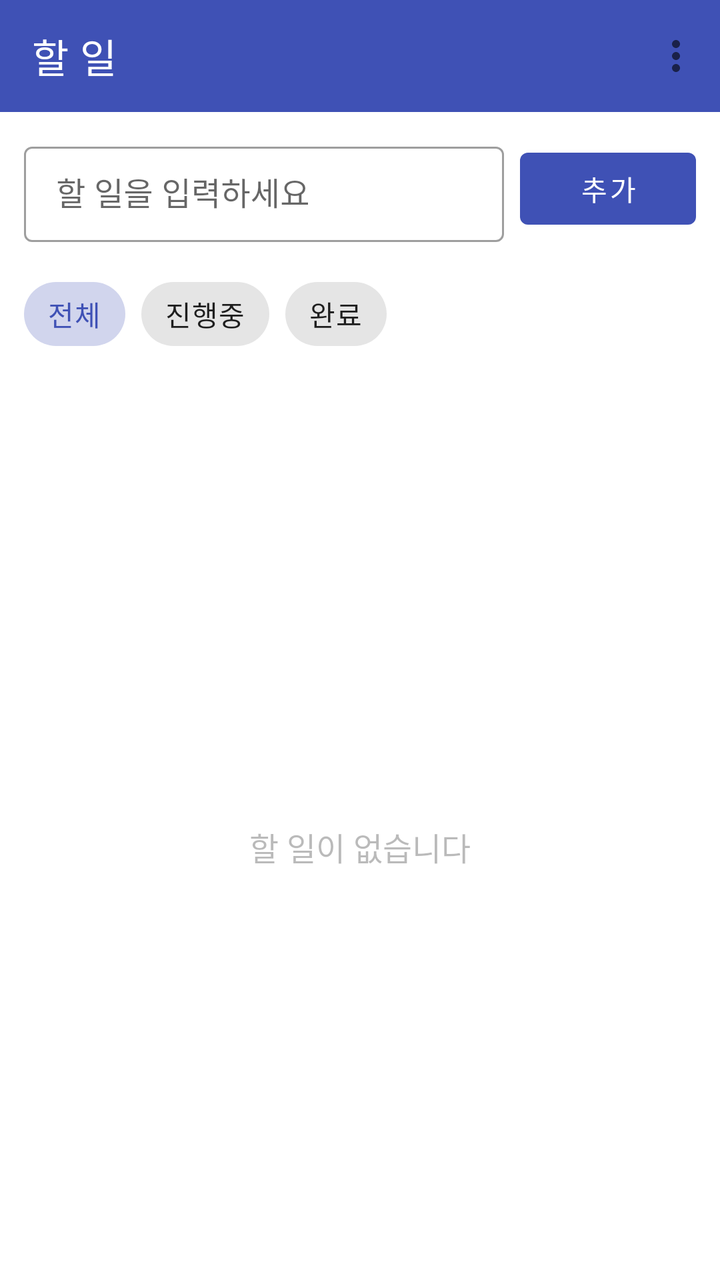
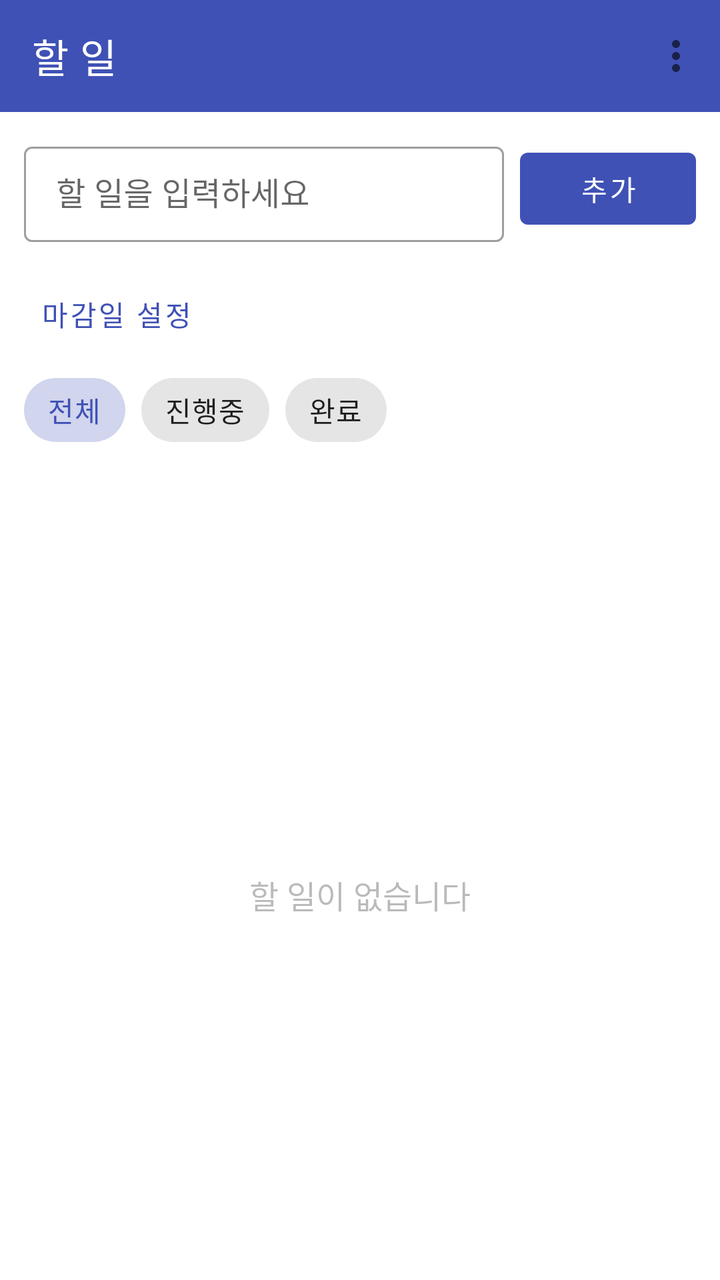

The first picture is an Android layout as it rendered before a commit; the second is the same layout after the commit. The layout source and the unified diff follow.
<!-- AndroidManifest.xml: application theme Theme.Todo -->
<!-- res/layout/activity_main.xml -->
<?xml version="1.0" encoding="utf-8"?>
<LinearLayout xmlns:android="http://schemas.android.com/apk/res/android"
    xmlns:app="http://schemas.android.com/apk/res-auto"
    android:layout_width="match_parent"
    android:layout_height="match_parent"
    android:orientation="vertical"
    android:fitsSystemWindows="true">

    <com.google.android.material.appbar.MaterialToolbar
        android:id="@+id/toolbar"
        android:layout_width="match_parent"
        android:layout_height="?attr/actionBarSize"
        android:background="@color/primary"
        app:title="@string/app_name"
        app:titleTextColor="@android:color/white"
        app:menu="@menu/main_menu" />

    <LinearLayout
        android:layout_width="match_parent"
        android:layout_height="wrap_content"
        android:orientation="horizontal"
        android:gravity="center_vertical"
        android:padding="12dp">

        <com.google.android.material.textfield.TextInputLayout
            android:layout_width="0dp"
            android:layout_height="wrap_content"
            android:layout_weight="1"
            style="@style/Widget.MaterialComponents.TextInputLayout.OutlinedBox.Dense"
            android:hint="@string/hint_new_task">

            <com.google.android.material.textfield.TextInputEditText
                android:id="@+id/input"
                android:layout_width="match_parent"
                android:layout_height="wrap_content"
                android:imeOptions="actionDone"
                android:inputType="textCapSentences"
                android:maxLines="1" />
        </com.google.android.material.textfield.TextInputLayout>

        <com.google.android.material.button.MaterialButton
            android:id="@+id/addButton"
            android:layout_width="wrap_content"
            android:layout_height="wrap_content"
            android:layout_marginStart="8dp"
            android:text="@string/add" />
    </LinearLayout>

    <com.google.android.material.chip.ChipGroup
        android:id="@+id/filterGroup"
        android:layout_width="match_parent"
        android:layout_height="wrap_content"
        android:paddingStart="12dp"
        android:paddingEnd="12dp"
        app:singleSelection="true"
        app:selectionRequired="true">

        <com.google.android.material.chip.Chip
            android:id="@+id/chipAll"
            style="@style/Widget.MaterialComponents.Chip.Choice"
            android:layout_width="wrap_content"
            android:layout_height="wrap_content"
            android:checked="true"
            android:text="@string/filter_all" />

        <com.google.android.material.chip.Chip
            android:id="@+id/chipActive"
            style="@style/Widget.MaterialComponents.Chip.Choice"
            android:layout_width="wrap_content"
            android:layout_height="wrap_content"
            android:text="@string/filter_active" />

        <com.google.android.material.chip.Chip
            android:id="@+id/chipDone"
            style="@style/Widget.MaterialComponents.Chip.Choice"
            android:layout_width="wrap_content"
            android:layout_height="wrap_content"
            android:text="@string/filter_done" />
    </com.google.android.material.chip.ChipGroup>

    <TextView
        android:id="@+id/summary"
        android:layout_width="match_parent"
        android:layout_height="wrap_content"
        android:paddingStart="16dp"
        android:paddingEnd="16dp"
        android:paddingTop="4dp"
        android:paddingBottom="4dp"
        android:textSize="13sp"
        android:alpha="0.7" />

    <FrameLayout
        android:layout_width="match_parent"
        android:layout_height="0dp"
        android:layout_weight="1">

        <androidx.recyclerview.widget.RecyclerView
            android:id="@+id/list"
            android:layout_width="match_parent"
            android:layout_height="match_parent"
            android:clipToPadding="false"
            android:paddingBottom="16dp" />

        <TextView
            android:id="@+id/empty"
            android:layout_width="wrap_content"
            android:layout_height="wrap_content"
            android:layout_gravity="center"
            android:alpha="0.5"
            android:text="@string/empty"
            android:textSize="16sp" />
    </FrameLayout>
</LinearLayout>
<!-- resources referenced by this layout -->
<resources>
  <color name="primary">#3F51B5</color>
  <string name="add">추가</string>
  <string name="app_name">할 일</string>
  <string name="empty">할 일이 없습니다</string>
  <string name="filter_active">진행중</string>
  <string name="filter_all">전체</string>
  <string name="filter_done">완료</string>
  <string name="hint_new_task">할 일을 입력하세요</string>
  <style name="Theme.Todo" parent="Theme.MaterialComponents.DayNight.NoActionBar">
          <item name="colorPrimary">@color/primary</item>
          <item name="colorPrimaryVariant">@color/primary_dark</item>
          <item name="colorOnPrimary">@android:color/white</item>
          <item name="colorSecondary">@color/accent</item>
          <item name="android:statusBarColor">@color/primary_dark</item>
      </style>
  <color name="primary_dark">#303F9F</color>
  <color name="accent">#FF4081</color>
</resources>

<!-- the commit's change to res/layout/activity_main.xml (unified diff, before → after) -->
@@ -44,6 +44,30 @@
             android:layout_height="wrap_content"
             android:layout_marginStart="8dp"
             android:text="@string/add" />
+    </LinearLayout>
+
+    <LinearLayout
+        android:layout_width="match_parent"
+        android:layout_height="wrap_content"
+        android:gravity="center_vertical"
+        android:orientation="horizontal"
+        android:paddingStart="12dp"
+        android:paddingEnd="12dp">
+
+        <com.google.android.material.button.MaterialButton
+            android:id="@+id/dueButton"
+            style="@style/Widget.MaterialComponents.Button.TextButton"
+            android:layout_width="wrap_content"
+            android:layout_height="wrap_content"
+            android:text="@string/set_due" />
+
+        <com.google.android.material.button.MaterialButton
+            android:id="@+id/clearDueButton"
+            style="@style/Widget.MaterialComponents.Button.TextButton"
+            android:layout_width="wrap_content"
+            android:layout_height="wrap_content"
+            android:text="@string/clear_due"
+            android:visibility="gone" />
     </LinearLayout>
 
     <com.google.android.material.chip.ChipGroup
<!-- resource entries referenced after the edit -->
@@ -3,11 +3,13 @@
   <color name="primary">#3F51B5</color>
   <string name="add">추가</string>
   <string name="app_name">할 일</string>
+  <string name="clear_due">마감일 해제</string>
   <string name="empty">할 일이 없습니다</string>
   <string name="filter_active">진행중</string>
   <string name="filter_all">전체</string>
   <string name="filter_done">완료</string>
   <string name="hint_new_task">할 일을 입력하세요</string>
+  <string name="set_due">마감일 설정</string>
   <style name="Theme.Todo" parent="Theme.MaterialComponents.DayNight.NoActionBar">
           <item name="colorPrimary">@color/primary</item>
           <item name="colorPrimaryVariant">@color/primary_dark</item>
